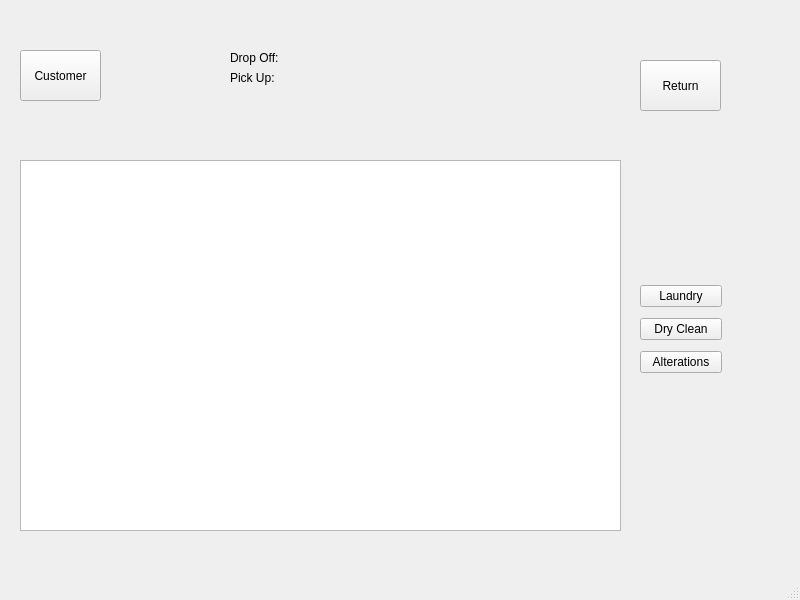
Before: the Qt Designer form mainwindow.ui in LAVjr97/CProgram, drawn with Qt 5.
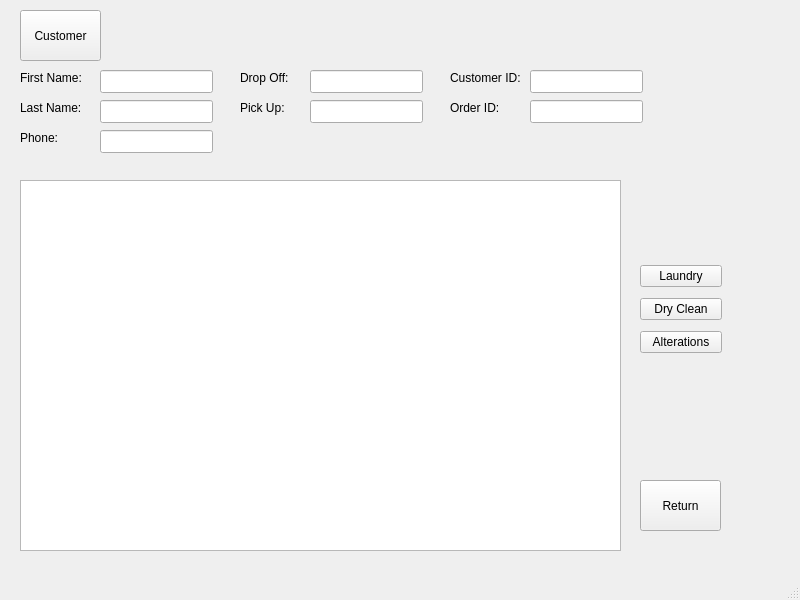
After: the same form once the commit is applied. The open tabs and pages were chosen to show the change.

Patch:
```diff
--- a/mainwindow.ui
+++ b/mainwindow.ui
@@ -18,7 +18,7 @@
     <property name="geometry">
      <rect>
       <x>0</x>
-      <y>20</y>
+      <y>0</y>
       <width>801</width>
       <height>581</height>
      </rect>
@@ -72,7 +72,7 @@
       <property name="geometry">
        <rect>
         <x>20</x>
-        <y>30</y>
+        <y>10</y>
         <width>81</width>
         <height>51</height>
        </rect>
@@ -84,8 +84,8 @@
      <widget class="QLabel" name="lblDropOff">
       <property name="geometry">
        <rect>
-        <x>230</x>
-        <y>30</y>
+        <x>240</x>
+        <y>70</y>
         <width>51</width>
         <height>16</height>
        </rect>
@@ -97,8 +97,8 @@
      <widget class="QLabel" name="label_2">
       <property name="geometry">
        <rect>
-        <x>230</x>
-        <y>50</y>
+        <x>240</x>
+        <y>100</y>
         <width>45</width>
         <height>15</height>
        </rect>
@@ -111,7 +111,7 @@
       <property name="geometry">
        <rect>
         <x>640</x>
-        <y>40</y>
+        <y>480</y>
         <width>81</width>
         <height>51</height>
        </rect>
@@ -124,13 +124,13 @@
       <property name="geometry">
        <rect>
         <x>20</x>
-        <y>140</y>
+        <y>180</y>
         <width>601</width>
         <height>371</height>
        </rect>
       </property>
      </widget>
-     <widget class="QWidget" name="">
+     <widget class="QWidget" name="layoutWidget">
       <property name="geometry">
        <rect>
         <x>640</x>
@@ -162,6 +162,156 @@
         </widget>
        </item>
       </layout>
+     </widget>
+     <widget class="QLabel" name="lblFName">
+      <property name="geometry">
+       <rect>
+        <x>20</x>
+        <y>70</y>
+        <width>71</width>
+        <height>16</height>
+       </rect>
+      </property>
+      <property name="text">
+       <string>First Name:</string>
+      </property>
+     </widget>
+     <widget class="QLabel" name="lblLName">
+      <property name="geometry">
+       <rect>
+        <x>20</x>
+        <y>100</y>
+        <width>71</width>
+        <height>16</height>
+       </rect>
+      </property>
+      <property name="text">
+       <string>Last Name:</string>
+      </property>
+     </widget>
+     <widget class="QLabel" name="lblPhone">
+      <property name="geometry">
+       <rect>
+        <x>20</x>
+        <y>130</y>
+        <width>71</width>
+        <height>16</height>
+       </rect>
+      </property>
+      <property name="text">
+       <string>Phone:</string>
+      </property>
+     </widget>
+     <widget class="QLineEdit" name="lineEdit">
+      <property name="geometry">
+       <rect>
+        <x>100</x>
+        <y>70</y>
+        <width>113</width>
+        <height>23</height>
+       </rect>
+      </property>
+     </widget>
+     <widget class="QLineEdit" name="lineEdit_2">
+      <property name="geometry">
+       <rect>
+        <x>100</x>
+        <y>100</y>
+        <width>113</width>
+        <height>23</height>
+       </rect>
+      </property>
+     </widget>
+     <widget class="QLineEdit" name="lineEdit_3">
+      <property name="geometry">
+       <rect>
+        <x>100</x>
+        <y>130</y>
+        <width>113</width>
+        <height>23</height>
+       </rect>
+      </property>
+     </widget>
+     <widget class="QLineEdit" name="lineEdit_4">
+      <property name="geometry">
+       <rect>
+        <x>310</x>
+        <y>70</y>
+        <width>113</width>
+        <height>23</height>
+       </rect>
+      </property>
+     </widget>
+     <widget class="QLineEdit" name="lineEdit_5">
+      <property name="geometry">
+       <rect>
+        <x>310</x>
+        <y>100</y>
+        <width>113</width>
+        <height>23</height>
+       </rect>
+      </property>
+     </widget>
+     <widget class="QLabel" name="label">
+      <property name="geometry">
+       <rect>
+        <x>450</x>
+        <y>70</y>
+        <width>71</width>
+        <height>16</height>
+       </rect>
+      </property>
+      <property name="text">
+       <string>Customer ID:</string>
+      </property>
+     </widget>
+     <widget class="QLabel" name="label_6">
+      <property name="geometry">
+       <rect>
+        <x>450</x>
+        <y>100</y>
+        <width>61</width>
+        <height>16</height>
+       </rect>
+      </property>
+      <property name="text">
+       <string>Order ID:</string>
+      </property>
+     </widget>
+     <widget class="QLineEdit" name="lineEdit_6">
+      <property name="geometry">
+       <rect>
+        <x>530</x>
+        <y>70</y>
+        <width>113</width>
+        <height>23</height>
+       </rect>
+      </property>
+     </widget>
+     <widget class="QLineEdit" name="lineEdit_7">
+      <property name="geometry">
+       <rect>
+        <x>530</x>
+        <y>100</y>
+        <width>113</width>
+        <height>23</height>
+       </rect>
+      </property>
+     </widget>
+    </widget>
+    <widget class="QWidget" name="pgCustomerSearch">
+     <widget class="QPushButton" name="btnReturn_2">
+      <property name="geometry">
+       <rect>
+        <x>650</x>
+        <y>450</y>
+        <width>81</width>
+        <height>51</height>
+       </rect>
+      </property>
+      <property name="text">
+       <string>Return</string>
+      </property>
      </widget>
     </widget>
    </widget>
```
Left out of the diff: 4 changed lines with no effect on the pictures.
